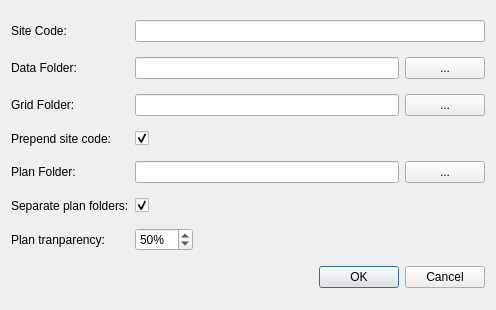
Qt form core/settings_dialog_base.ui (lparchaeology/ArkPlan) before a commit.
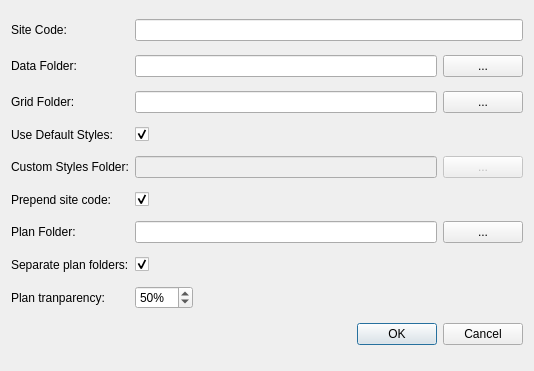
The same form after that commit.

Commit message: Add setting options for custom styles

The edit to the form file:
```diff
--- a/core/settings_dialog_base.ui
+++ b/core/settings_dialog_base.ui
@@ -6,14 +6,54 @@
    <rect>
     <x>0</x>
     <y>0</y>
-    <width>496</width>
-    <height>310</height>
+    <width>534</width>
+    <height>371</height>
    </rect>
   </property>
   <property name="windowTitle">
    <string>Settings</string>
   </property>
   <layout class="QGridLayout" name="gridLayout">
+   <item row="6" column="1">
+    <layout class="QHBoxLayout" name="horizontalLayout_2">
+     <item>
+      <widget class="QLineEdit" name="planFolderEdit"/>
+     </item>
+     <item>
+      <widget class="QPushButton" name="planFolderButton">
+       <property name="sizePolicy">
+        <sizepolicy hsizetype="Preferred" vsizetype="Fixed">
+         <horstretch>0</horstretch>
+         <verstretch>0</verstretch>
+        </sizepolicy>
+       </property>
+       <property name="text">
+        <string>...</string>
+       </property>
+      </widget>
+     </item>
+    </layout>
+   </item>
+   <item row="7" column="0">
+    <widget class="QLabel" name="separatePlansLabel">
+     <property name="text">
+      <string>Separate plan folders:</string>
+     </property>
+     <property name="buddy">
+      <cstring>separatePlansCheck</cstring>
+     </property>
+    </widget>
+   </item>
+   <item row="8" column="0">
+    <widget class="QLabel" name="planTransparencyLabel">
+     <property name="text">
+      <string>Plan tranparency:</string>
+     </property>
+     <property name="buddy">
+      <cstring>planTransparencySpin</cstring>
+     </property>
+    </widget>
+   </item>
    <item row="0" column="0">
     <widget class="QLabel" name="siteCodeLabel">
      <property name="text">
@@ -84,7 +124,7 @@
      </item>
     </layout>
    </item>
-   <item row="3" column="0">
+   <item row="5" column="0">
     <widget class="QLabel" name="prependSiteCodeLabel">
      <property name="text">
       <string>Prepend site code:</string>
@@ -94,7 +134,7 @@
      </property>
     </widget>
    </item>
-   <item row="3" column="1">
+   <item row="5" column="1">
     <widget class="QCheckBox" name="prependSiteCodeCheck">
      <property name="text">
       <string/>
@@ -104,7 +144,7 @@
      </property>
     </widget>
    </item>
-   <item row="4" column="0">
+   <item row="6" column="0">
     <widget class="QLabel" name="planFolderLabel">
      <property name="text">
       <string>Plan Folder:</string>
@@ -115,12 +155,19 @@
     </widget>
    </item>
    <item row="4" column="1">
-    <layout class="QHBoxLayout" name="horizontalLayout_2">
+    <layout class="QHBoxLayout" name="horizontalLayout_5">
      <item>
-      <widget class="QLineEdit" name="planFolderEdit"/>
+      <widget class="QLineEdit" name="styleFolderEdit">
+       <property name="enabled">
+        <bool>false</bool>
+       </property>
+      </widget>
      </item>
      <item>
-      <widget class="QPushButton" name="planFolderButton">
+      <widget class="QPushButton" name="styleFolderButton">
+       <property name="enabled">
+        <bool>false</bool>
+       </property>
        <property name="sizePolicy">
         <sizepolicy hsizetype="Preferred" vsizetype="Fixed">
          <horstretch>0</horstretch>
@@ -134,40 +181,7 @@
      </item>
     </layout>
    </item>
-   <item row="5" column="0">
-    <widget class="QLabel" name="separatePlansLabel">
-     <property name="text">
-      <string>Separate plan folders:</string>
-     </property>
-     <property name="buddy">
-      <cstring>separatePlansCheck</cstring>
-     </property>
-    </widget>
-   </item>
-   <item row="5" column="1">
-    <widget class="QCheckBox" name="separatePlansCheck">
-     <property name="toolTip">
-      <string>Select if the raw and processed plans should be stored in separate folders.</string>
-     </property>
-     <property name="text">
-      <string/>
-     </property>
-     <property name="checked">
-      <bool>true</bool>
-     </property>
-    </widget>
-   </item>
-   <item row="6" column="0">
-    <widget class="QLabel" name="planTransparencyLabel">
-     <property name="text">
-      <string>Plan tranparency:</string>
-     </property>
-     <property name="buddy">
-      <cstring>planTransparencySpin</cstring>
-     </property>
-    </widget>
-   </item>
-   <item row="6" column="1">
+   <item row="8" column="1">
     <layout class="QHBoxLayout" name="horizontalLayout_4">
      <item>
       <widget class="QSpinBox" name="planTransparencySpin">
@@ -197,7 +211,20 @@
      </item>
     </layout>
    </item>
-   <item row="7" column="0" colspan="2">
+   <item row="7" column="1">
+    <widget class="QCheckBox" name="separatePlansCheck">
+     <property name="toolTip">
+      <string>Select if the raw and processed plans should be stored in separate folders.</string>
+     </property>
+     <property name="text">
+      <string/>
+     </property>
+     <property name="checked">
+      <bool>true</bool>
+     </property>
+    </widget>
+   </item>
+   <item row="9" column="0" colspan="2">
     <widget class="QDialogButtonBox" name="buttonBox">
      <property name="orientation">
       <enum>Qt::Horizontal</enum>
@@ -207,6 +234,30 @@
      </property>
     </widget>
    </item>
+   <item row="3" column="1">
+    <widget class="QCheckBox" name="defaultStylesCheck">
+     <property name="text">
+      <string/>
+     </property>
+     <property name="checked">
+      <bool>true</bool>
+     </property>
+    </widget>
+   </item>
+   <item row="3" column="0">
+    <widget class="QLabel" name="defaultStylesLabel">
+     <property name="text">
+      <string>Use Default Styles:</string>
+     </property>
+    </widget>
+   </item>
+   <item row="4" column="0">
+    <widget class="QLabel" name="customStylesLabel">
+     <property name="text">
+      <string>Custom Styles Folder:</string>
+     </property>
+    </widget>
+   </item>
   </layout>
  </widget>
  <tabstops>
```
The commit also changes 3 other files.
